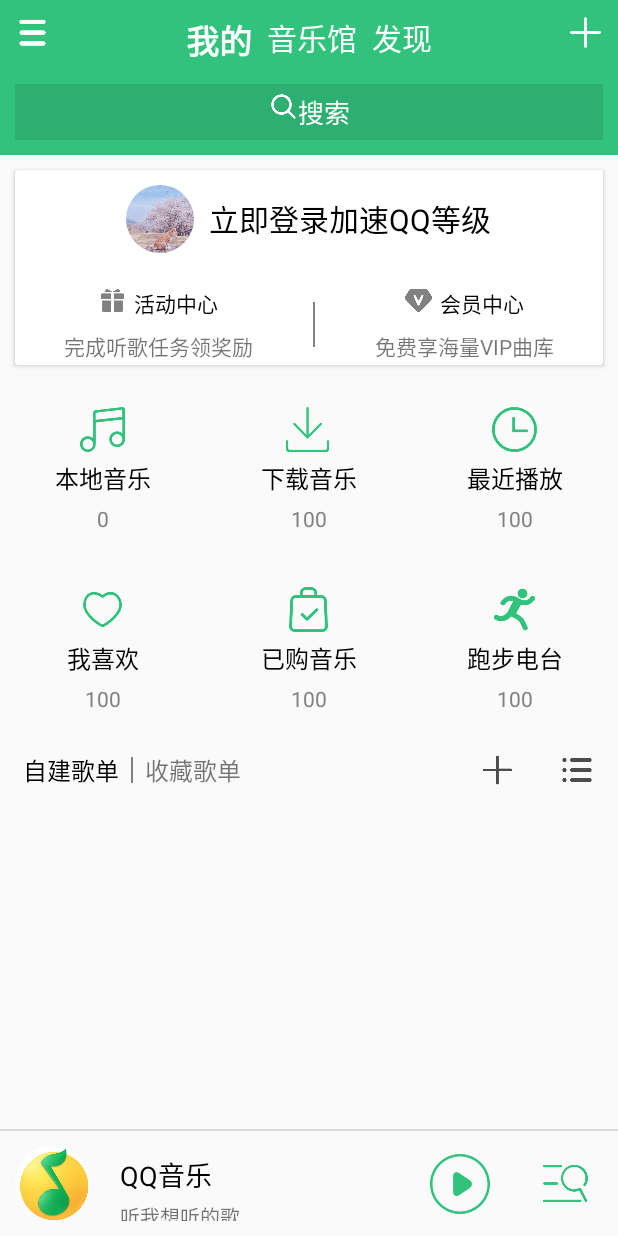
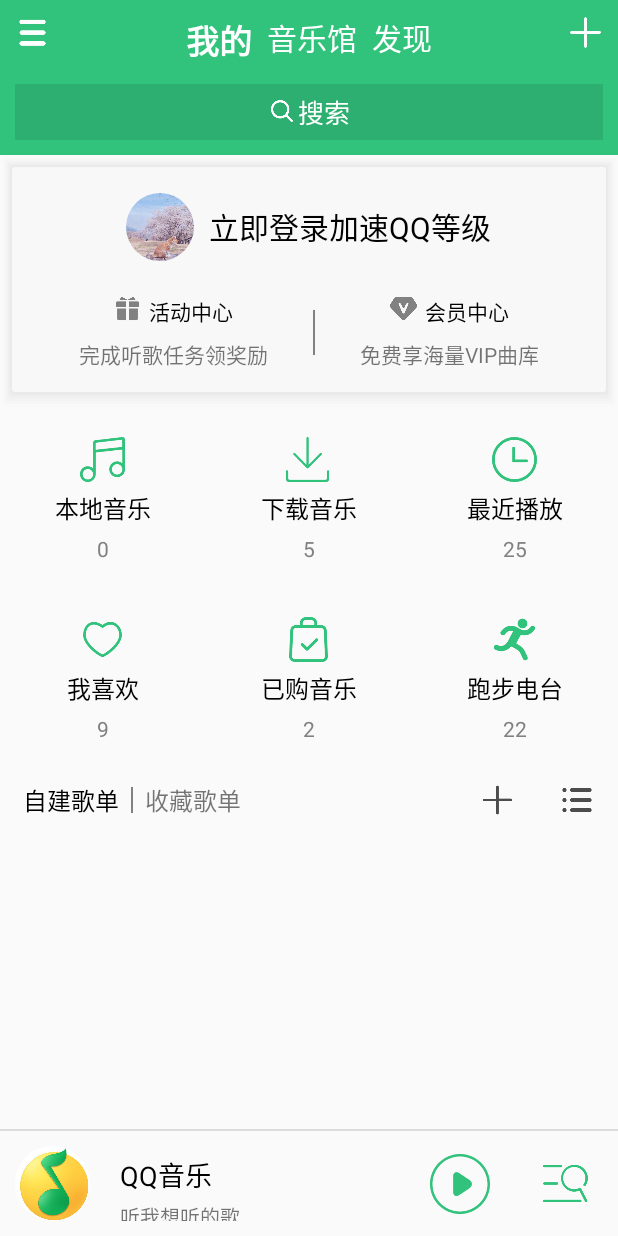
Before and after one commit to PdKingLiu/QQMusic, an Android app: the screen it shows after launch (MainActivity), on a phone screen of 412 x 824 dp. Run offline under Robolectric (Android 15) with nearby library versions, the phone set to English and light mode, and no system bars; our stand-ins replace CircleImageView; libraries missing offline, so code that uses them is left out: org.litepal; pictures from the network do not load; 6 statements that could not run were skipped.

Commit message:
[feature] feature optimize

```diff
--- a/app/src/main/java/com/example/qqmusic/MainActivity.java
+++ b/app/src/main/java/com/example/qqmusic/MainActivity.java
@@ -306,8 +306,7 @@ public class MainActivity extends AppCompatActivity {
 
 
     public void startDownload() {
-        downloadBinder.startDownloadTask("http://www.170mv.com/kw/other.web.ra01.sycdn.kuwo" +
-                ".cn/resource/n1/128/8/62/3286845604.mp3");
+        downloadBinder.startDownloadTask("http://mp3.9ku.com/hot/2004/07-17/41811.mp3");
     }
 
 
--- a/app/src/main/java/com/example/qqmusic/search/DownloadTask.java
+++ b/app/src/main/java/com/example/qqmusic/search/DownloadTask.java
@@ -2,7 +2,6 @@ package com.example.qqmusic.search;
 
 import android.os.AsyncTask;
 import android.os.Environment;
-import android.util.Log;
 
 import java.io.File;
 import java.io.IOException;
@@ -44,9 +43,9 @@ public class DownloadTask extends AsyncTask<String, Integer, Integer> {
         try {
             long downloadedLength = 0;
             String downloadUrl = strings[0];
-            String fileName = "开不了口 - 周杰伦.mp3";
+            String fileName = "以父之名 - 周杰伦.mp3";
             String directory = Environment.getExternalStoragePublicDirectory(Environment
-                    .DIRECTORY_DOWNLOADS).getPath();
+                    .DIRECTORY_MUSIC).getPath();
             file = new File(directory + "/" + fileName);
             if (file.exists()) {
                 downloadedLength = file.length();
--- /dev/null
+++ b/app/src/main/res/drawable/background_shape_list.xml
@@ -0,0 +1,75 @@
+<?xml version="1.0" encoding="utf-8"?>
+<layer-list xmlns:android="http://schemas.android.com/apk/res/android">
+    <item>
+        <shape android:shape="rectangle">
+            <padding
+                android:bottom="2dp"
+                android:left="1.5dp"
+                android:right="1.5dp"
+                android:top="1.5dp" />
+            <solid android:color="#03CCCCCC" />
+            <corners android:radius="2dp" />
+        </shape>
+    </item>
+    <item>
+        <shape android:shape="rectangle">
+            <padding
+                android:bottom="2dp"
+                android:left="1.5dp"
+                android:right="1.5dp"
+                android:top="1.5dp" />
+            <solid android:color="#05CCCCCC" />
+            <corners android:radius="2dp" />
+        </shape>
+    </item>
+    <item>
+        <shape android:shape="rectangle">
+            <padding
+                android:bottom="2dp"
+                android:left="1.5dp"
+                android:right="1.5dp"
+                android:top="1.5dp" />
+            <solid android:color="#10CCCCCC" />
+            <corners android:radius="2dp" />
+        </shape>
+    </item>
+    <item>
+        <shape android:shape="rectangle">
+            <padding
+                android:bottom="2dp"
+                android:left="1.5dp"
+                android:right="1.5dp"
+                android:top="1.5dp" />
+            <solid android:color="#15CCCCCC" />
+            <corners android:radius="2dp" />
+        </shape>
+    </item>
+    <item>
+        <shape android:shape="rectangle">
+            <padding
+                android:bottom="2dp"
+                android:left="1.5dp"
+                android:right="1.5dp"
+                android:top="1.5dp" />
+            <solid android:color="#20CCCCCC" />
+            <corners android:radius="2dp" />
+        </shape>
+    </item>
+    <item>
+        <shape android:shape="rectangle">
+            <padding
+                android:bottom="2dp"
+                android:left="1.5dp"
+                android:right="1.5dp"
+                android:top="1.5dp" />
+            <solid android:color="#25CCCCCC" />
+            <corners android:radius="2dp" />
+        </shape>
+    </item>
+    <item>
+        <shape>
+            <solid android:color="#f8f8f8" />
+            <corners android:radius="2dp" />
+        </shape>
+    </item>
+</layer-list>
--- a/app/src/main/res/layout/fragment_local_music.xml
+++ b/app/src/main/res/layout/fragment_local_music.xml
@@ -55,10 +55,6 @@
             android:layout_width="match_parent"
             android:layout_height="wrap_content"
             android:text="单曲" />
-        <TextView
-            android:layout_width="wrap_content"
-            android:text="10"
-            android:layout_height="wrap_content" />
 
         <android.support.design.widget.TabItem
             android:layout_width="match_parent"
--- a/app/src/main/res/layout/mine_cardview.xml
+++ b/app/src/main/res/layout/mine_cardview.xml
@@ -1,8 +1,11 @@
 <?xml version="1.0" encoding="utf-8"?>
 <LinearLayout xmlns:android="http://schemas.android.com/apk/res/android"
     android:layout_width="match_parent"
-    android:layout_height="130dp"
-    android:orientation="vertical">
+    android:layout_height="170dp"
+    android:background="@drawable/background_shape_list"
+    android:orientation="vertical"
+    android:paddingTop="15dp"
+    android:paddingBottom="20dp">
 
     <RelativeLayout
         android:id="@+id/up"
@@ -47,7 +50,7 @@
             <LinearLayout
                 android:layout_width="wrap_content"
                 android:layout_height="wrap_content"
-                android:layout_marginRight="40dp"
+                android:layout_marginRight="30dp"
                 android:orientation="vertical">
 
 
@@ -91,7 +94,7 @@
             <LinearLayout
                 android:layout_width="wrap_content"
                 android:layout_height="wrap_content"
-                android:layout_marginLeft="40dp"
+                android:layout_marginLeft="30dp"
                 android:orientation="vertical">
 
 
@@ -126,7 +129,6 @@
 
         </LinearLayout>
 
-
     </RelativeLayout>
 
 </LinearLayout>
--- a/app/src/main/res/layout/mine_fragment.xml
+++ b/app/src/main/res/layout/mine_fragment.xml
@@ -1,26 +1,15 @@
 <?xml version="1.0" encoding="utf-8"?>
 <android.support.v4.widget.NestedScrollView xmlns:android="http://schemas.android.com/apk/res/android"
-    xmlns:app="http://schemas.android.com/apk/res-auto"
     android:layout_width="match_parent"
-    android:descendantFocusability="blocksDescendants"
-    android:layout_height="match_parent">
+    android:layout_height="match_parent"
+    android:descendantFocusability="blocksDescendants">
 
     <LinearLayout
         android:layout_width="match_parent"
         android:layout_height="match_parent"
         android:orientation="vertical">
 
-        <android.support.v7.widget.CardView
-            android:background="#ffffff"
-            android:layout_width="match_parent"
-            android:layout_height="wrap_content"
-            android:layout_margin="10dp"
-            app:cardElevation="2dp">
-
-            <include layout="@layout/mine_cardview" />
-
-        </android.support.v7.widget.CardView>
-
+        <include layout="@layout/mine_cardview" />
 
         <include layout="@layout/mine_musickind" />
 
--- a/app/src/main/res/layout/mine_musickind.xml
+++ b/app/src/main/res/layout/mine_musickind.xml
@@ -38,7 +38,7 @@
                 android:layout_width="wrap_content"
                 android:layout_height="wrap_content"
                 android:layout_gravity="center_horizontal"
-                android:text="100"
+                android:text="15"
                 android:textColor="#818181" />
 
         </LinearLayout>
@@ -70,7 +70,7 @@
                 android:layout_width="wrap_content"
                 android:layout_height="wrap_content"
                 android:layout_gravity="center_horizontal"
-                android:text="100"
+                android:text="5"
                 android:textColor="#818181" />
 
         </LinearLayout>
@@ -102,7 +102,7 @@
                 android:layout_width="wrap_content"
                 android:layout_height="wrap_content"
                 android:layout_gravity="center_horizontal"
-                android:text="100"
+                android:text="25"
                 android:textColor="#818181" />
 
         </LinearLayout>
@@ -143,7 +143,7 @@
                 android:layout_width="wrap_content"
                 android:layout_height="wrap_content"
                 android:layout_gravity="center_horizontal"
-                android:text="100"
+                android:text="9"
                 android:textColor="#818181" />
 
         </LinearLayout>
@@ -175,7 +175,7 @@
                 android:layout_width="wrap_content"
                 android:layout_height="wrap_content"
                 android:layout_gravity="center_horizontal"
-                android:text="100"
+                android:text="2"
                 android:textColor="#818181" />
 
         </LinearLayout>
@@ -207,7 +207,7 @@
                 android:layout_width="wrap_content"
                 android:layout_height="wrap_content"
                 android:layout_gravity="center_horizontal"
-                android:text="100"
+                android:text="22"
                 android:textColor="#818181" />
 
         </LinearLayout>
--- a/app/src/main/res/layout/music_item_layout.xml
+++ b/app/src/main/res/layout/music_item_layout.xml
@@ -55,9 +55,10 @@
     </LinearLayout>
 
     <ImageView
+        android:padding="12dp"
         android:id="@+id/music_icon"
-        android:layout_width="20dp"
-        android:layout_height="20dp"
+        android:layout_width="40dp"
+        android:layout_height="40dp"
         android:layout_gravity="center_vertical"
         android:layout_marginRight="10dp"
         android:src="@drawable/icon_more" />
--- a/app/src/main/res/layout/title.xml
+++ b/app/src/main/res/layout/title.xml
@@ -2,10 +2,10 @@
 <LinearLayout xmlns:android="http://schemas.android.com/apk/res/android"
     android:layout_width="wrap_content"
     android:layout_height="wrap_content"
-    android:orientation="vertical"
+    android:background="@color/colorPrimary"
     android:focusable="true"
     android:focusableInTouchMode="true"
-    android:background="@color/colorPrimary">
+    android:orientation="vertical">
 
     <RelativeLayout
         android:layout_width="match_parent"
@@ -26,8 +26,8 @@
             android:layout_width="23dp"
             android:layout_height="23dp"
             android:layout_alignParentRight="true"
+            android:layout_marginTop="10dp"
             android:layout_marginRight="10dp"
-            android:layout_marginTop="10dp"
             android:scaleType="centerInside"
             android:src="@drawable/title_more" />
 
@@ -76,30 +76,33 @@
         android:id="@+id/title_search"
         android:layout_width="match_parent"
         android:layout_height="wrap_content"
-        android:layout_marginBottom="10dp"
         android:layout_marginLeft="10dp"
         android:layout_marginRight="10dp"
+        android:layout_marginBottom="10dp"
         android:background="#2CAF70">
 
         <LinearLayout
             android:layout_width="wrap_content"
             android:layout_height="wrap_content"
             android:layout_centerInParent="true"
+            android:layout_marginLeft="10dp"
+            android:layout_marginTop="5dp"
+            android:layout_marginRight="10dp"
             android:layout_marginBottom="5dp"
-            android:layout_marginLeft="10dp"
-            android:layout_marginRight="10dp"
-            android:layout_marginTop="5dp"
             android:orientation="horizontal">
 
             <ImageView
-                android:layout_width="20dp"
-                android:layout_height="20dp"
+                android:layout_width="18dp"
+                android:layout_height="18dp"
+                android:layout_gravity="center_vertical"
                 android:src="@drawable/title_search" />
 
             <TextView
                 android:id="@+id/search_text"
                 android:layout_width="wrap_content"
                 android:layout_height="wrap_content"
+                android:layout_gravity="center_vertical"
+                android:layout_marginLeft="2dp"
                 android:text="@string/title_search"
                 android:textColor="@android:color/white"
                 android:textSize="17sp" />
```
Also changed, not shown: app/src/main/java/com/example/qqmusic/search/DownloadService.java (+31 -5 lines), app/src/main/java/com/example/qqmusic/search/adapter/MusicItemAdapter.java (+16 -3 lines), app/src/main/java/com/example/qqmusic/search/view/SearchFragment.java (+6 -3 lines), app/src/main/java/com/example/qqmusic/title_mine/loadlocalmusic/adapter/LocalMusicAdapter.java (+4 -4 lines).
